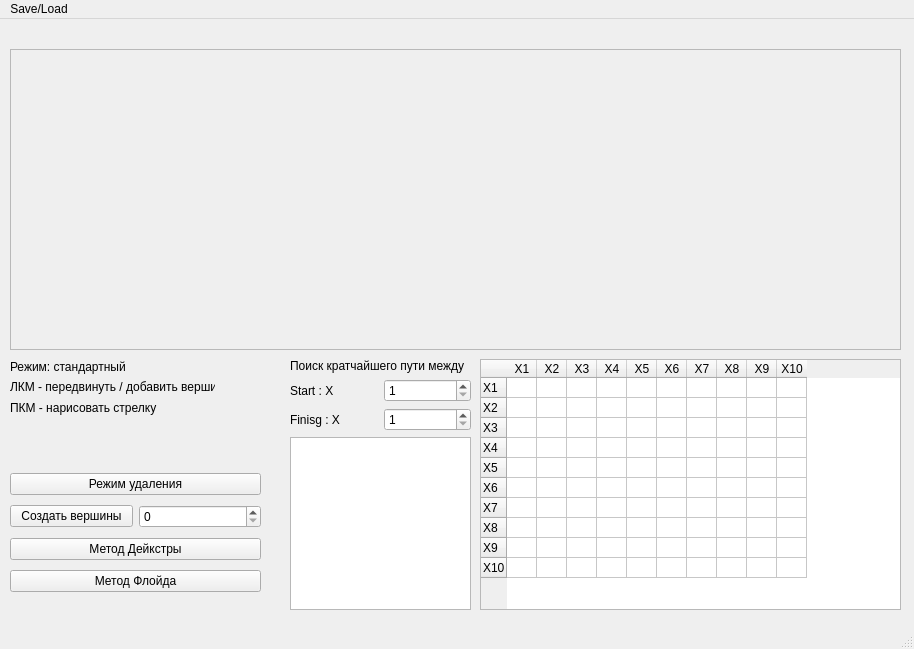
The window that Lab_1/Form.ui (Tea-set/Graph-drawing-app) describes before a commit, drawn with Qt 5.
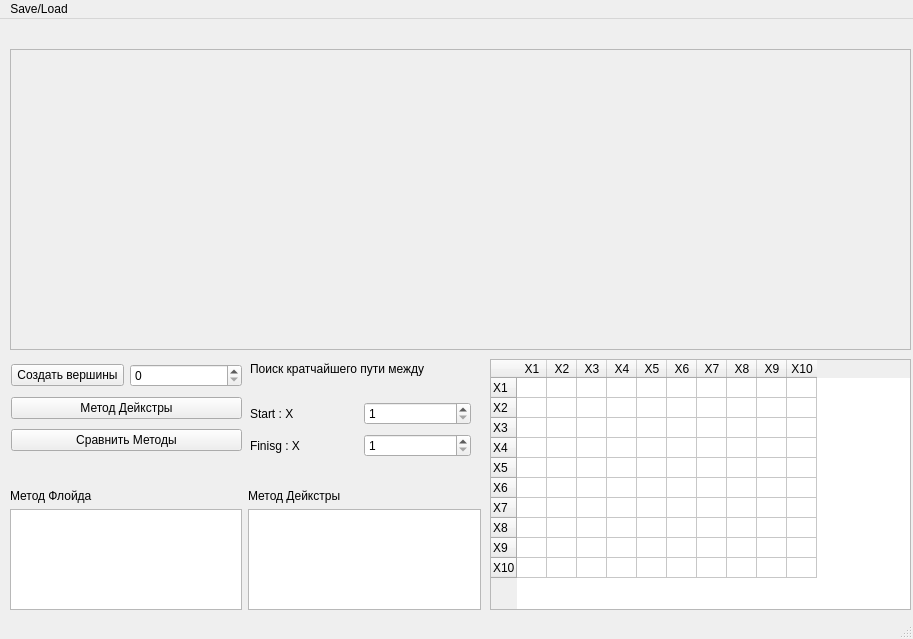
The same window after the commit.

The edit to the form file:
```diff
--- a/Lab_1/Form.ui
+++ b/Lab_1/Form.ui
@@ -6,10 +6,22 @@
    <rect>
     <x>0</x>
     <y>0</y>
-    <width>914</width>
-    <height>649</height>
+    <width>913</width>
+    <height>639</height>
    </rect>
   </property>
+  <property name="minimumSize">
+   <size>
+    <width>913</width>
+    <height>639</height>
+   </size>
+  </property>
+  <property name="maximumSize">
+   <size>
+    <width>913</width>
+    <height>639</height>
+   </size>
+  </property>
   <property name="windowTitle">
    <string>MainWindow</string>
   </property>
@@ -19,7 +31,7 @@
      <rect>
       <x>10</x>
       <y>30</y>
-      <width>891</width>
+      <width>901</width>
       <height>301</height>
      </rect>
     </property>
@@ -33,7 +45,7 @@
    <widget class="QTableWidget" name="tableWidget">
     <property name="geometry">
      <rect>
-      <x>480</x>
+      <x>490</x>
       <y>340</y>
       <width>421</width>
       <height>251</height>
@@ -173,20 +185,13 @@
    <widget class="QWidget" name="layoutWidget">
     <property name="geometry">
      <rect>
-      <x>10</x>
-      <y>450</y>
-      <width>251</width>
-      <height>131</height>
+      <x>11</x>
+      <y>341</y>
+      <width>231</width>
+      <height>97</height>
      </rect>
     </property>
     <layout class="QVBoxLayout" name="verticalLayout">
-     <item>
-      <widget class="QPushButton" name="pushButton">
-       <property name="text">
-        <string>Режим удаления</string>
-       </property>
-      </widget>
-     </item>
      <item>
       <layout class="QHBoxLayout" name="horizontalLayout">
        <item>
@@ -215,7 +220,7 @@
      <item>
       <widget class="QPushButton" name="pushButton_4">
        <property name="text">
-        <string>Метод Флойда</string>
+        <string>Сравнить Методы</string>
        </property>
       </widget>
      </item>
@@ -224,22 +229,68 @@
    <widget class="QWidget" name="layoutWidget">
     <property name="geometry">
      <rect>
-      <x>290</x>
+      <x>10</x>
+      <y>470</y>
+      <width>471</width>
+      <height>121</height>
+     </rect>
+    </property>
+    <layout class="QHBoxLayout" name="horizontalLayout_2">
+     <item>
+      <layout class="QVBoxLayout" name="verticalLayout_2">
+       <item>
+        <widget class="QLabel" name="label_5">
+         <property name="text">
+          <string>Метод Флойда</string>
+         </property>
+        </widget>
+       </item>
+       <item>
+        <widget class="QTextBrowser" name="textBrowser_2"/>
+       </item>
+      </layout>
+     </item>
+     <item>
+      <layout class="QVBoxLayout" name="verticalLayout_3">
+       <item>
+        <widget class="QLabel" name="label_6">
+         <property name="text">
+          <string>Метод Дейкстры</string>
+         </property>
+        </widget>
+       </item>
+       <item>
+        <widget class="QTextBrowser" name="textBrowser"/>
+       </item>
+      </layout>
+     </item>
+    </layout>
+   </widget>
+   <widget class="QLabel" name="label_2">
+    <property name="geometry">
+     <rect>
+      <x>250</x>
       <y>340</y>
-      <width>181</width>
-      <height>251</height>
+      <width>235</width>
+      <height>19</height>
      </rect>
     </property>
-    <layout class="QVBoxLayout" name="verticalLayout_2">
+    <property name="text">
+     <string>Поиск кратчайшего пути между</string>
+    </property>
+   </widget>
+   <widget class="QWidget" name="layoutWidget">
+    <property name="geometry">
+     <rect>
+      <x>250</x>
+      <y>380</y>
+      <width>221</width>
+      <height>62</height>
+     </rect>
+    </property>
+    <layout class="QVBoxLayout" name="verticalLayout_4">
      <item>
-      <widget class="QLabel" name="label_2">
-       <property name="text">
-        <string>Поиск кратчайшего пути между</string>
-       </property>
-      </widget>
-     </item>
-     <item>
-      <layout class="QHBoxLayout" name="horizontalLayout_2">
+      <layout class="QHBoxLayout" name="horizontalLayout_4">
        <item>
         <widget class="QLabel" name="label_3">
          <property name="text">
@@ -280,42 +331,6 @@
        </item>
       </layout>
      </item>
-     <item>
-      <widget class="QTextBrowser" name="textBrowser"/>
-     </item>
-    </layout>
-   </widget>
-   <widget class="QWidget" name="layoutWidget">
-    <property name="geometry">
-     <rect>
-      <x>10</x>
-      <y>340</y>
-      <width>205</width>
-      <height>56</height>
-     </rect>
-    </property>
-    <layout class="QVBoxLayout" name="verticalLayout_3">
-     <item>
-      <widget class="QLabel" name="label">
-       <property name="text">
-        <string>Режим: стандартный</string>
-       </property>
-      </widget>
-     </item>
-     <item>
-      <widget class="QLabel" name="label_5">
-       <property name="text">
-        <string>ЛКМ - передвинуть / добавить вершину</string>
-       </property>
-      </widget>
-     </item>
-     <item>
-      <widget class="QLabel" name="label_6">
-       <property name="text">
-        <string>ПКМ - нарисовать стрелку</string>
-       </property>
-      </widget>
-     </item>
     </layout>
    </widget>
   </widget>
@@ -324,8 +339,8 @@
     <rect>
      <x>0</x>
      <y>0</y>
-     <width>914</width>
-     <height>18</height>
+     <width>913</width>
+     <height>22</height>
     </rect>
    </property>
    <widget class="QMenu" name="menuSome_text">
```
